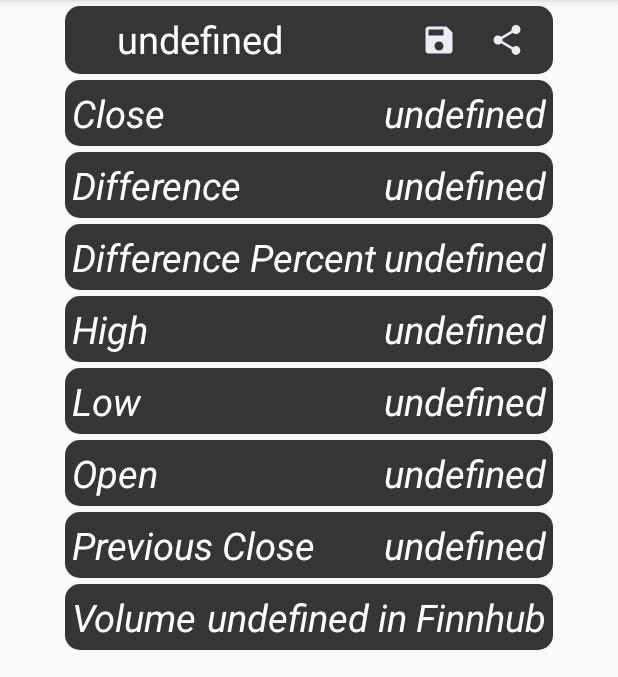
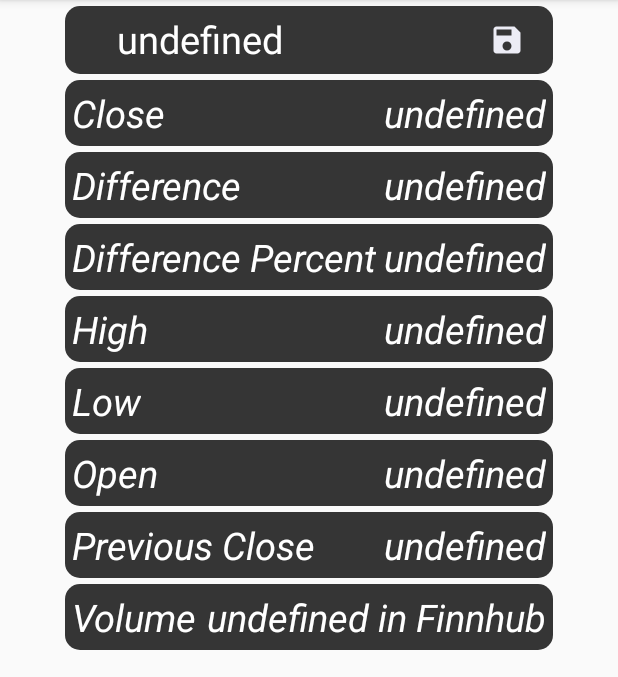
Before and after one commit to MarcuX009/StockPulse, an Android app: the fragment StockFragment placed in its activity, on a phone screen of 412 x 824 dp, the part 84-761 px from its top. Run offline under Robolectric (Android 15) with nearby library versions, the phone set to English and light mode, and no system bars; our stand-ins replace Firebase (no records; nobody signed in at launch, a user with empty details on screens opened directly); 1 statement that could not run was skipped.

Commit message:
:ambulance: hot UI fix

```diff
--- a/app/src/main/res/layout/fragment_stock.xml
+++ b/app/src/main/res/layout/fragment_stock.xml
@@ -39,22 +39,25 @@
                     android:id="@+id/saveButtonLayout"
                     android:layout_width="37dp"
                     android:layout_height="40dp"
+                    android:layout_alignParentEnd="true"
+                    android:layout_centerHorizontal="true"
                     android:layout_marginRight="8sp"
-                    android:layout_toLeftOf="@+id/shareButtonLayout"
+                    android:layout_marginEnd="7dp"
                     android:background="#353535"
-                    android:layout_centerHorizontal="true"
                     android:src="@drawable/ic_save" />
-
+<!--                android:layout_centerHorizontal="true"-->
+<!--                android:layout_toLeftOf="@+id/shareButtonLayout"-->
                 <ImageButton
                     android:id="@+id/shareButtonLayout"
                     android:layout_width="37dp"
                     android:layout_height="40dp"
                     android:layout_alignParentEnd="true"
+                    android:layout_centerHorizontal="true"
                     android:layout_marginEnd="7dp"
                     android:layout_marginRight="15sp"
-                    android:layout_centerHorizontal="true"
                     android:background="#353535"
-                    android:src="@drawable/ic_share" />
+                    android:src="@drawable/ic_share"
+                    android:visibility="gone" />
             </RelativeLayout>
 
             <RelativeLayout
```
